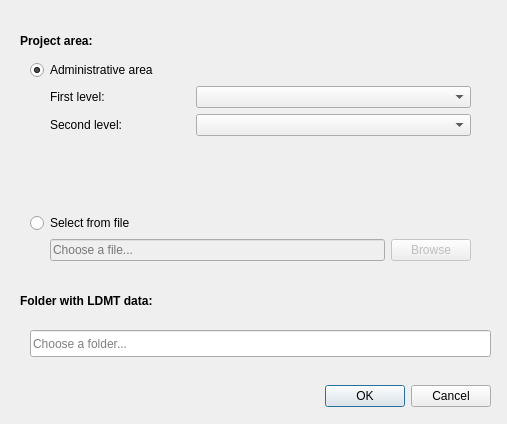
The window that LDMP/gui/DlgDownload.ui (ConservationInternational/trends.earth) describes before a commit, drawn with Qt 5.
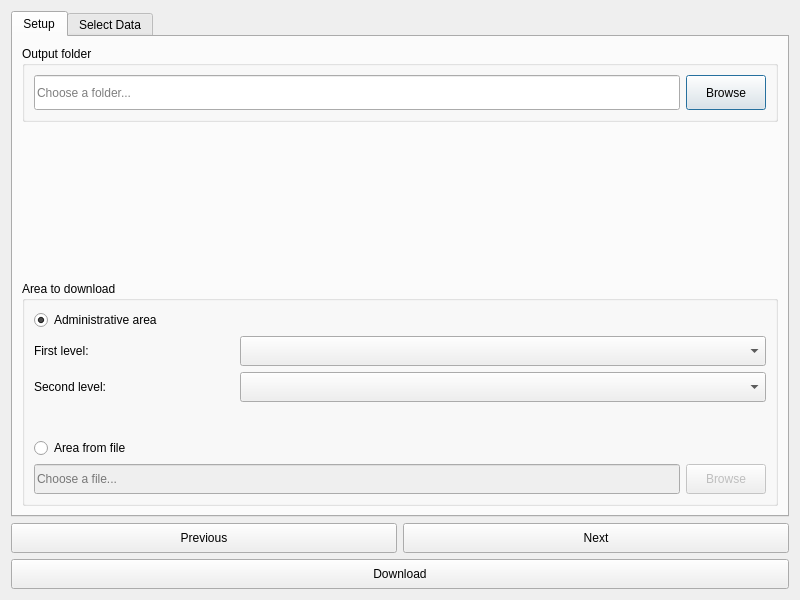
The same window after the commit.

Commit message: Add stub for data download tool.

```diff
--- a/LDMP/gui/DlgDownload.ui
+++ b/LDMP/gui/DlgDownload.ui
@@ -6,109 +6,128 @@
    <rect>
     <x>0</x>
     <y>0</y>
-    <width>507</width>
-    <height>424</height>
+    <width>800</width>
+    <height>600</height>
    </rect>
   </property>
+  <property name="sizePolicy">
+   <sizepolicy hsizetype="Fixed" vsizetype="Fixed">
+    <horstretch>0</horstretch>
+    <verstretch>0</verstretch>
+   </sizepolicy>
+  </property>
   <property name="windowTitle">
    <string>Download data</string>
   </property>
-  <widget class="QDialogButtonBox" name="buttonBox">
-   <property name="geometry">
-    <rect>
-     <x>150</x>
-     <y>380</y>
-     <width>341</width>
-     <height>32</height>
-    </rect>
-   </property>
-   <property name="orientation">
-    <enum>Qt::Horizontal</enum>
-   </property>
-   <property name="standardButtons">
-    <set>QDialogButtonBox::Cancel|QDialogButtonBox::Ok</set>
-   </property>
-  </widget>
-  <widget class="QLabel" name="label">
-   <property name="geometry">
-    <rect>
-     <x>20</x>
-     <y>30</y>
-     <width>471</width>
-     <height>21</height>
-    </rect>
-   </property>
-   <property name="font">
-    <font>
-     <weight>75</weight>
-     <bold>true</bold>
-    </font>
-   </property>
-   <property name="text">
-    <string>Project area:</string>
-   </property>
-  </widget>
-  <widget class="QLineEdit" name="data_folder">
-   <property name="geometry">
-    <rect>
-     <x>30</x>
-     <y>330</y>
-     <width>461</width>
-     <height>27</height>
-    </rect>
+  <layout class="QVBoxLayout" name="verticalLayout">
+   <item>
+    <widget class="QTabWidget" name="TabBox">
+     <property name="sizePolicy">
+      <sizepolicy hsizetype="Minimum" vsizetype="Expanding">
+       <horstretch>0</horstretch>
+       <verstretch>0</verstretch>
+      </sizepolicy>
+     </property>
+     <property name="tabShape">
+      <enum>QTabWidget::Rounded</enum>
+     </property>
+     <property name="currentIndex">
+      <number>0</number>
+     </property>
+     <widget class="QWidget" name="SetupTab">
+      <attribute name="title">
+       <string>Setup</string>
+      </attribute>
+      <layout class="QVBoxLayout" name="verticalLayout_3">
+       <item>
+        <widget class="QGroupBox" name="groupBox_6">
+         <property name="title">
+          <string>Output folder</string>
+         </property>
+         <layout class="QHBoxLayout" name="horizontalLayout">
+          <item>
+           <widget class="QLineEdit" name="output_folder">
+            <property name="minimumSize">
+             <size>
+              <width>0</width>
+              <height>35</height>
+             </size>
    </property>
    <property name="placeholderText">
     <string>Choose a folder...</string>
    </property>
   </widget>
-  <widget class="QLabel" name="label_2">
-   <property name="geometry">
-    <rect>
-     <x>20</x>
-     <y>290</y>
-     <width>441</width>
-     <height>21</height>
-    </rect>
+          </item>
+          <item>
+           <widget class="QPushButton" name="browse_output_folder">
+            <property name="minimumSize">
+             <size>
+              <width>0</width>
+              <height>35</height>
+             </size>
+            </property>
+            <property name="text">
+             <string>Browse</string>
+            </property>
+           </widget>
+          </item>
+         </layout>
+        </widget>
+       </item>
+       <item>
+        <spacer name="verticalSpacer_4">
+         <property name="orientation">
+          <enum>Qt::Vertical</enum>
+         </property>
+         <property name="sizeType">
+          <enum>QSizePolicy::Expanding</enum>
+         </property>
+         <property name="sizeHint" stdset="0">
+          <size>
+           <width>20</width>
+           <height>20</height>
+          </size>
+         </property>
+        </spacer>
+       </item>
+       <item>
+        <widget class="QGroupBox" name="groupBox_7">
+         <property name="title">
+          <string>Area to download</string>
+         </property>
+         <layout class="QGridLayout" name="gridLayout_2">
+          <item row="2" column="0">
+           <widget class="QLabel" name="label_4">
+            <property name="sizePolicy">
+             <sizepolicy hsizetype="Minimum" vsizetype="Preferred">
+              <horstretch>0</horstretch>
+              <verstretch>0</verstretch>
+             </sizepolicy>
+            </property>
+            <property name="minimumSize">
+             <size>
+              <width>200</width>
+              <height>0</height>
+             </size>
+            </property>
+            <property name="maximumSize">
+             <size>
+              <width>110</width>
+              <height>16777215</height>
+             </size>
    </property>
    <property name="font">
     <font>
-     <weight>75</weight>
-     <bold>true</bold>
+              <weight>50</weight>
+              <bold>false</bold>
     </font>
    </property>
    <property name="text">
-    <string>Folder with LDMT data:</string>
-   </property>
-  </widget>
-  <widget class="QWidget" name="verticalLayoutWidget">
-   <property name="geometry">
-    <rect>
-     <x>30</x>
-     <y>60</y>
-     <width>441</width>
-     <height>201</height>
-    </rect>
-   </property>
-   <layout class="QVBoxLayout" name="area">
-    <item>
-     <widget class="QRadioButton" name="area_admin">
-      <property name="text">
-       <string>Administrative area</string>
-      </property>
-      <property name="checked">
-       <bool>true</bool>
+             <string>Second level:</string>
       </property>
      </widget>
     </item>
-    <item>
-     <layout class="QGridLayout" name="area_admin_layout">
-      <property name="leftMargin">
-       <number>0</number>
-      </property>
-      <property name="bottomMargin">
-       <number>0</number>
-      </property>
-      <item row="0" column="1">
+          <item row="1" column="0">
        <widget class="QLabel" name="label_3">
         <property name="sizePolicy">
          <sizepolicy hsizetype="Minimum" vsizetype="Preferred">
@@ -116,6 +135,18 @@
           <verstretch>0</verstretch>
          </sizepolicy>
         </property>
+            <property name="minimumSize">
+             <size>
+              <width>200</width>
+              <height>0</height>
+             </size>
+            </property>
+            <property name="maximumSize">
+             <size>
+              <width>110</width>
+              <height>16777215</height>
+             </size>
+            </property>
         <property name="font">
          <font>
           <weight>50</weight>
@@ -127,137 +158,192 @@
         </property>
        </widget>
       </item>
-      <item row="1" column="3">
+          <item row="3" column="0">
+           <spacer name="verticalSpacer">
+            <property name="orientation">
+             <enum>Qt::Vertical</enum>
+            </property>
+            <property name="sizeType">
+             <enum>QSizePolicy::Expanding</enum>
+            </property>
+            <property name="sizeHint" stdset="0">
+             <size>
+              <width>20</width>
+              <height>30</height>
+             </size>
+            </property>
+           </spacer>
+          </item>
+          <item row="5" column="2">
+           <widget class="QPushButton" name="area_fromfile_browse">
+            <property name="enabled">
+             <bool>false</bool>
+            </property>
+            <property name="minimumSize">
+             <size>
+              <width>0</width>
+              <height>30</height>
+             </size>
+            </property>
+            <property name="maximumSize">
+             <size>
+              <width>80</width>
+              <height>16777215</height>
+             </size>
+            </property>
+            <property name="text">
+             <string>Browse</string>
+            </property>
+           </widget>
+          </item>
+          <item row="2" column="1" colspan="2">
        <widget class="QComboBox" name="area_admin_1">
         <property name="sizePolicy">
-         <sizepolicy hsizetype="Maximum" vsizetype="Fixed">
+             <sizepolicy hsizetype="Expanding" vsizetype="Fixed">
           <horstretch>0</horstretch>
           <verstretch>0</verstretch>
          </sizepolicy>
         </property>
         <property name="minimumSize">
          <size>
-          <width>275</width>
-          <height>0</height>
+              <width>0</width>
+              <height>30</height>
          </size>
         </property>
        </widget>
       </item>
-      <item row="1" column="1">
-       <widget class="QLabel" name="label_4">
-        <property name="sizePolicy">
-         <sizepolicy hsizetype="Minimum" vsizetype="Preferred">
-          <horstretch>0</horstretch>
-          <verstretch>0</verstretch>
-         </sizepolicy>
-        </property>
-        <property name="font">
-         <font>
-          <weight>50</weight>
-          <bold>false</bold>
-         </font>
-        </property>
-        <property name="text">
-         <string>Second level:</string>
-        </property>
-       </widget>
-      </item>
-      <item row="0" column="3">
+          <item row="1" column="1" colspan="2">
        <widget class="QComboBox" name="area_admin_0">
         <property name="sizePolicy">
-         <sizepolicy hsizetype="Maximum" vsizetype="Fixed">
+             <sizepolicy hsizetype="Expanding" vsizetype="Fixed">
           <horstretch>0</horstretch>
           <verstretch>0</verstretch>
          </sizepolicy>
         </property>
         <property name="minimumSize">
          <size>
-          <width>275</width>
-          <height>0</height>
+              <width>0</width>
+              <height>30</height>
          </size>
         </property>
        </widget>
       </item>
-      <item row="0" column="0">
-       <spacer name="horizontalSpacer">
-        <property name="orientation">
-         <enum>Qt::Horizontal</enum>
-        </property>
-        <property name="sizeType">
-         <enum>QSizePolicy::Fixed</enum>
-        </property>
-        <property name="sizeHint" stdset="0">
-         <size>
-          <width>20</width>
-          <height>20</height>
-         </size>
-        </property>
-       </spacer>
-      </item>
-     </layout>
-    </item>
-    <item>
-     <spacer name="verticalSpacer">
-      <property name="orientation">
-       <enum>Qt::Vertical</enum>
-      </property>
-      <property name="sizeHint" stdset="0">
-       <size>
-        <width>20</width>
-        <height>40</height>
-       </size>
-      </property>
-     </spacer>
-    </item>
-    <item>
-     <widget class="QRadioButton" name="area_fromfile">
-      <property name="text">
-       <string>Select from file</string>
-      </property>
-     </widget>
-    </item>
-    <item>
-     <layout class="QGridLayout" name="area_fromfile_layout">
-      <item row="0" column="1">
+          <item row="5" column="0" colspan="2">
        <widget class="QLineEdit" name="area_fromfile_file">
         <property name="enabled">
          <bool>false</bool>
         </property>
+            <property name="minimumSize">
+             <size>
+              <width>120</width>
+              <height>30</height>
+             </size>
+            </property>
         <property name="placeholderText">
          <string>Choose a file...</string>
         </property>
        </widget>
       </item>
-      <item row="0" column="0">
-       <spacer name="horizontalSpacer_2">
-        <property name="orientation">
-         <enum>Qt::Horizontal</enum>
-        </property>
-        <property name="sizeType">
-         <enum>QSizePolicy::Fixed</enum>
-        </property>
-        <property name="sizeHint" stdset="0">
-         <size>
-          <width>20</width>
-          <height>20</height>
-         </size>
-        </property>
-       </spacer>
-      </item>
-      <item row="0" column="2">
-       <widget class="QPushButton" name="area_fromfile_browse">
-        <property name="enabled">
+          <item row="4" column="0" colspan="3">
+           <widget class="QRadioButton" name="area_fromfile">
+            <property name="text">
+             <string>Area from file</string>
+            </property>
+           </widget>
+          </item>
+          <item row="0" column="0" colspan="3">
+           <widget class="QRadioButton" name="area_admin">
+            <property name="text">
+             <string>Administrative area</string>
+            </property>
+            <property name="checked">
+             <bool>true</bool>
+            </property>
+           </widget>
+          </item>
+         </layout>
+        </widget>
+       </item>
+      </layout>
+     </widget>
+     <widget class="QWidget" name="SelectData">
+      <attribute name="title">
+       <string>Select Data</string>
+      </attribute>
+      <layout class="QVBoxLayout" name="verticalLayout_2">
+       <item>
+        <widget class="QTableView" name="data_view">
+         <property name="selectionBehavior">
+          <enum>QAbstractItemView::SelectItems</enum>
+         </property>
+         <property name="sortingEnabled">
+          <bool>true</bool>
+         </property>
+         <attribute name="horizontalHeaderVisible">
+          <bool>true</bool>
+         </attribute>
+         <attribute name="horizontalHeaderCascadingSectionResizes">
+          <bool>true</bool>
+         </attribute>
+         <attribute name="horizontalHeaderStretchLastSection">
+          <bool>true</bool>
+         </attribute>
+         <attribute name="verticalHeaderVisible">
          <bool>false</bool>
+         </attribute>
+         <attribute name="verticalHeaderShowSortIndicator" stdset="0">
+          <bool>true</bool>
+         </attribute>
+        </widget>
+       </item>
+      </layout>
+     </widget>
+    </widget>
+   </item>
+   <item>
+    <layout class="QGridLayout" name="gridLayout_3">
+     <item row="0" column="1">
+      <widget class="QPushButton" name="button_next">
+       <property name="minimumSize">
+        <size>
+         <width>0</width>
+         <height>30</height>
+        </size>
         </property>
         <property name="text">
-         <string>Browse</string>
+        <string>Next</string>
         </property>
        </widget>
       </item>
+     <item row="1" column="0" colspan="2">
+      <widget class="QPushButton" name="button_calculate">
+       <property name="minimumSize">
+        <size>
+         <width>0</width>
+         <height>30</height>
+        </size>
+       </property>
+       <property name="text">
+        <string>Download</string>
+       </property>
+      </widget>
+     </item>
+     <item row="0" column="0">
+      <widget class="QPushButton" name="button_prev">
+       <property name="minimumSize">
+        <size>
+         <width>0</width>
+         <height>30</height>
+        </size>
+       </property>
+       <property name="text">
+        <string>Previous</string>
+       </property>
+      </widget>
+     </item>
      </layout>
     </item>
    </layout>
-  </widget>
  </widget>
  <tabstops>
   <tabstop>area_admin</tabstop>
```
Left out of the diff: 49 changed lines with no effect on the pictures. Lines whose indentation alone changed are shown as unchanged. The commit also changes 3 other files.
